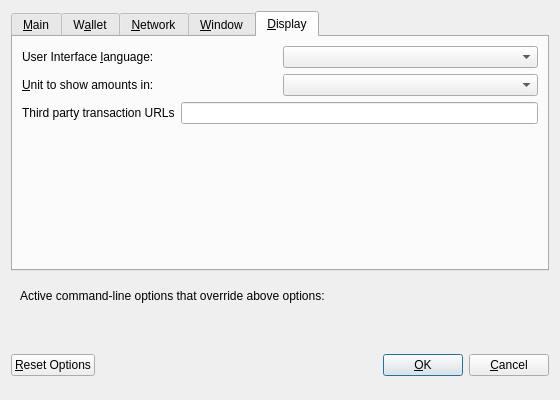
Old version of the form src/qt/forms/optionsdialog.ui in the repository MassGrid/MassGrid.
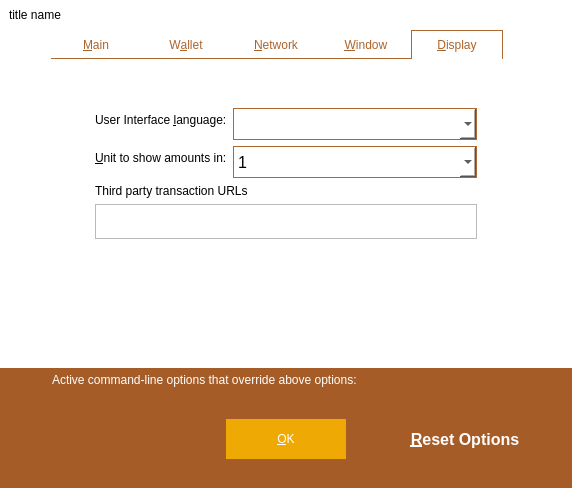
New version of the form. The open tabs and pages were chosen to show the change. Icons and pictures are not drawn. Custom widgets are drawn as their Qt base class.

Diff of the .ui file:
```diff
--- a/src/qt/forms/optionsdialog.ui
+++ b/src/qt/forms/optionsdialog.ui
@@ -6,19 +6,257 @@
    <rect>
     <x>0</x>
     <y>0</y>
-    <width>560</width>
-    <height>400</height>
+    <width>572</width>
+    <height>488</height>
    </rect>
   </property>
   <property name="windowTitle">
    <string>Options</string>
   </property>
+  <property name="styleSheet">
+   <string notr="true">QDialog{
+	background-color: rgb(255, 255, 255);
+}</string>
+  </property>
   <property name="modal">
    <bool>true</bool>
   </property>
-  <layout class="QVBoxLayout" name="verticalLayout">
+  <layout class="QVBoxLayout" name="verticalLayout_3">
+   <property name="spacing">
+    <number>0</number>
+   </property>
+   <property name="leftMargin">
+    <number>0</number>
+   </property>
+   <property name="topMargin">
+    <number>0</number>
+   </property>
+   <property name="rightMargin">
+    <number>0</number>
+   </property>
+   <property name="bottomMargin">
+    <number>0</number>
+   </property>
+   <item>
+    <layout class="QHBoxLayout" name="horizontalLayout">
+     <property name="leftMargin">
+      <number>9</number>
+     </property>
+     <item>
+      <widget class="QLabel" name="label_titleName">
+       <property name="text">
+        <string>title name</string>
+       </property>
+      </widget>
+     </item>
+     <item>
+      <spacer name="horizontalSpacer">
+       <property name="orientation">
+        <enum>Qt::Horizontal</enum>
+       </property>
+       <property name="sizeHint" stdset="0">
+        <size>
+         <width>40</width>
+         <height>20</height>
+        </size>
+       </property>
+      </spacer>
+     </item>
+     <item>
+      <widget class="QPushButton" name="cancelButton">
+       <property name="minimumSize">
+        <size>
+         <width>30</width>
+         <height>30</height>
+        </size>
+       </property>
+       <property name="maximumSize">
+        <size>
+         <width>30</width>
+         <height>30</height>
+        </size>
+       </property>
+       <property name="styleSheet">
+        <string notr="true">QPushButton#cancelButton{
+border:hidden;
+image: url(:/pic/res/pic/closeBtn.png);
+}
+</string>
+       </property>
+       <property name="text">
+        <string/>
+       </property>
+      </widget>
+     </item>
+    </layout>
+   </item>
+   <item>
+    <layout class="QHBoxLayout" name="horizontalLayout_2">
+     <property name="spacing">
+      <number>10</number>
+     </property>
+     <item>
+      <spacer name="horizontalSpacer_13">
+       <property name="orientation">
+        <enum>Qt::Horizontal</enum>
+       </property>
+       <property name="sizeHint" stdset="0">
+        <size>
+         <width>40</width>
+         <height>20</height>
+        </size>
+       </property>
+      </spacer>
+     </item>
    <item>
     <widget class="QTabWidget" name="tabWidget">
+       <property name="minimumSize">
+        <size>
+         <width>0</width>
+         <height>0</height>
+        </size>
+       </property>
+       <property name="maximumSize">
+        <size>
+         <width>16777215</width>
+         <height>16777215</height>
+        </size>
+       </property>
+       <property name="styleSheet">
+        <string notr="true">QTabBar::tab
+{
+color: rgb(172, 99, 43);
+border-bottom:1px solid rgb(174,103,46);
+border-left:0px solid rgb(174,103,46);
+border-right:0px solid rgb(174,103,46);
+border-top:0px solid rgb(174,103,46);
+    min-width: 90px;
+    min-height: 28px;
+}
+
+
+QTabBar::tab:selected, QTabBar::tab:hover
+{
+border-left:1px solid rgb(174,103,46);
+border-right:1px solid rgb(174,103,46);
+border-top:1px solid rgb(174,103,46);
+border-bottom:0px solid rgb(174,103,46);
+}
+
+
+QTabBar::tab:selected
+{
+border-left:1px solid rgb(174,103,46);
+border-right:1px solid rgb(174,103,46);
+border-top:1px solid rgb(174,103,46);
+border-bottom:0px solid rgb(174,103,46);
+}
+
+QTabBar::tab:!selected
+{
+color: rgb(172, 99, 43);
+border-bottom:1px solid rgb(174,103,46);
+border-left:0px solid rgb(174,103,46);
+border-right:0px solid rgb(174,103,46);
+border-top:0px solid rgb(174,103,46);
+}
+
+QTabWidget::pane{
+	border:none;
+}
+
+QFrame{
+border:hidden;
+}
+QLineEdit{
+	border-color: rgb(186, 186, 186);
+	border:1px solid rgb(186, 186, 186);
+}
+
+
+QCheckBox{  
+    spacing: 5px;  
+}  
+  
+QCheckBox::indicator{  
+	width:20px;
+	height:20px; 
+}  
+  
+QCheckBox::indicator:unchecked{  
+	border-image: url(:/pic/res/pic/kPic.png);
+}  
+  
+QCheckBox::indicator:checked{  
+	border-image: url(:/pic/res/pic/selectPic.png);
+}  
+  
+QCheckBox::indicator:checked:disabled{  
+    image:url(:/CheckBox/res/checkedDisabled.png);  
+}  
+
+
+QSpinBox{
+ height:30px;
+ width:30px;
+	background-color: rgba(255, 255, 255, 0);
+	border:hidden;
+}
+QSpinBox::up-button
+{
+	background-color: rgba(255, 255, 255, 0);
+}
+QSpinBox::down-button{
+	background-color: rgba(255, 255, 255, 0);
+}
+
+QFrame#frame_9,QFrame#frame_10{
+	border-color: rgb(186, 186, 186);
+	border:1px solid rgb(186, 186, 186);
+}
+
+QComboBox
+{
+width: 120px;  
+height: 600px;
+border:1px solid rgb(174,103,46);
+font-size: 12pt;
+font-family: 微软雅黑,宋体;
+background-repeat: no-repeat;
+background-position: center left;
+background-color: rgb(255, 255, 255);
+color: rgb(0, 0, 0);
+selection-color: black;
+selection-background-color: darkgray;
+}
+
+QComboBox::drop-down 
+{
+width: 30px; 
+height:30px;
+image: url(:/pic/res/pic/xjt.png);
+}
+QComboBox QAbstractItemView
+{
+height:100px;
+border: 0px;  
+color: rgb(255, 255, 255);
+selection-color: rgb(255, 255, 255);
+selection-background-color: rgb(239, 169, 4);
+background-color: rgb(198, 125, 26);
+}
+QComboBox QAbstractItemView::item
+{
+height: 20px;
+background-color: rgb(198, 125, 26);
+border:hidden;
+color: rgb(255, 255, 255);
+}
+
+
+
+</string>
+       </property>
      <property name="currentIndex">
       <number>0</number>
      </property>
@@ -356,10 +594,38 @@
       <attribute name="title">
        <string>&amp;Display</string>
       </attribute>
-      <layout class="QVBoxLayout" name="verticalLayout_Display">
+        <layout class="QGridLayout" name="gridLayout_5">
+         <item row="0" column="1">
+          <spacer name="verticalSpacer_14">
+           <property name="orientation">
+            <enum>Qt::Vertical</enum>
+           </property>
+           <property name="sizeHint" stdset="0">
+            <size>
+             <width>20</width>
+             <height>22</height>
+            </size>
+           </property>
+          </spacer>
+         </item>
+         <item row="1" column="1" rowspan="2">
+          <widget class="QFrame" name="frame_8">
+           <property name="minimumSize">
+            <size>
+             <width>400</width>
+             <height>220</height>
+            </size>
+           </property>
+           <property name="frameShape">
+            <enum>QFrame::StyledPanel</enum>
+           </property>
+           <property name="frameShadow">
+            <enum>QFrame::Raised</enum>
+           </property>
+           <layout class="QVBoxLayout" name="verticalLayout_6">
        <item>
-        <layout class="QHBoxLayout" name="horizontalLayout_1_Display">
-         <item>
+             <layout class="QFormLayout" name="formLayout_2">
+              <item row="0" column="0">
           <widget class="QLabel" name="langLabel">
            <property name="text">
             <string>User Interface &amp;language:</string>
@@ -372,18 +638,67 @@
            </property>
           </widget>
          </item>
-         <item>
+              <item row="0" column="1">
           <widget class="QValueComboBox" name="lang">
+                <property name="minimumSize">
+                 <size>
+                  <width>0</width>
+                  <height>32</height>
+                 </size>
+                </property>
+                <property name="maximumSize">
+                 <size>
+                  <width>16777215</width>
+                  <height>32</height>
+                 </size>
+                </property>
            <property name="toolTip">
             <string>The user interface language can be set here. This setting will take effect after restarting MassGrid.</string>
            </property>
-          </widget>
-         </item>
-        </layout>
-       </item>
-       <item>
-        <layout class="QHBoxLayout" name="horizontalLayout_2_Display">
-         <item>
+                <property name="styleSheet">
+                 <string notr="true">QComboBox
+{
+width: 120px;  
+height: 600px;
+border:1px solid rgb(174,103,46);
+font-size: 12pt;
+font-family: 微软雅黑,宋体;
+background-repeat: no-repeat;
+background-position: center left;
+background-color: rgb(255, 255, 255);
+color: rgb(0, 0, 0);
+selection-color: black;
+selection-background-color: darkgray;
+}
+
+QComboBox::drop-down 
+{
+width: 30px; 
+height:30px;
+image: url(:/pic/res/pic/xjt.png);
+}
+QComboBox QAbstractItemView
+{
+height:100px;
+border: 0px;  
+color: rgb(255, 255, 255);
+selection-color: rgb(255, 255, 255);
+selection-background-color: rgb(239, 169, 4);
+background-color: rgb(198, 125, 26);
+}
+QComboBox QAbstractItemView::item
+{
+height: 20px;
+background-color: rgb(198, 125, 26);
+border:hidden;
+color: rgb(255, 255, 255);
+}
+
+</string>
+                </property>
+               </widget>
+              </item>
+              <item row="1" column="0">
           <widget class="QLabel" name="unitLabel">
            <property name="text">
             <string>&amp;Unit to show amounts in:</string>
@@ -396,17 +711,79 @@
            </property>
           </widget>
          </item>
-         <item>
+              <item row="1" column="1">
           <widget class="QValueComboBox" name="unit">
+                <property name="maximumSize">
+                 <size>
+                  <width>16777215</width>
+                  <height>32</height>
+                 </size>
+                </property>
            <property name="toolTip">
             <string>Choose the default subdivision unit to show in the interface and when sending coins.</string>
            </property>
+                <property name="styleSheet">
+                 <string notr="true">QComboBox
+{
+width: 120px;  
+height: 600px;
+border:1px solid rgb(174,103,46);
+font-size: 12pt;
+font-family: 微软雅黑,宋体;
+background-repeat: no-repeat;
+background-position: center left;
+background-color: rgb(255, 255, 255);
+color: rgb(0, 0, 0);
+selection-color: black;
+selection-background-color: darkgray;
+}
+
+QComboBox::drop-down 
+{
+width: 30px; 
+height:30px;
+image: url(:/pic/res/pic/xjt.png);
+}
+QComboBox QAbstractItemView
+{
+height:100px;
+border: 0px;  
+color: rgb(255, 255, 255);
+selection-color: rgb(255, 255, 255);
+selection-background-color: rgb(239, 169, 4);
+background-color: rgb(198, 125, 26);
+}
+QComboBox QAbstractItemView::item
+{
+height: 30px;
+background-color: rgb(198, 125, 26);
+border:hidden;
+color: rgb(255, 255, 255);
+}
+
+</string>
+                </property>
+                <item>
+                 <property name="text">
+                  <string>1</string>
+                 </property>
+                </item>
+                <item>
+                 <property name="text">
+                  <string>2</string>
+                 </property>
+                </item>
+                <item>
+                 <property name="text">
+                  <string>3</string>
+                 </property>
+                </item>
           </widget>
          </item>
         </layout>
        </item>
        <item>
-        <layout class="QHBoxLayout" name="horizontalLayout_3_Display">
+             <layout class="QVBoxLayout" name="verticalLayout_4">
          <item>
           <widget class="QLabel" name="thirdPartyTxUrlsLabel">
            <property name="toolTip">
@@ -422,6 +799,12 @@
          </item>
          <item>
           <widget class="QLineEdit" name="thirdPartyTxUrls">
+                <property name="minimumSize">
+                 <size>
+                  <width>0</width>
+                  <height>35</height>
+                 </size>
+                </property>
            <property name="toolTip">
             <string>Third party URLs (e.g. a block explorer) that appear in the transactions tab as context menu items. %s in the URL is replaced by transaction hash. Multiple URLs are separated by vertical bar |.</string>
            </property>
@@ -430,27 +813,147 @@
         </layout>
        </item>
        <item>
-        <spacer name="verticalSpacer_Display">
+             <spacer name="verticalSpacer_16">
          <property name="orientation">
           <enum>Qt::Vertical</enum>
          </property>
          <property name="sizeHint" stdset="0">
           <size>
            <width>20</width>
-           <height>40</height>
+                <height>80</height>
           </size>
          </property>
         </spacer>
        </item>
       </layout>
      </widget>
-    </widget>
-   </item>
+         </item>
+         <item row="1" column="2">
+          <spacer name="horizontalSpacer_11">
+           <property name="orientation">
+            <enum>Qt::Horizontal</enum>
+           </property>
+           <property name="sizeHint" stdset="0">
+            <size>
+             <width>24</width>
+             <height>20</height>
+            </size>
+           </property>
+          </spacer>
+         </item>
+         <item row="2" column="0">
+          <spacer name="horizontalSpacer_12">
+           <property name="orientation">
+            <enum>Qt::Horizontal</enum>
+           </property>
+           <property name="sizeHint" stdset="0">
+            <size>
+             <width>24</width>
+             <height>20</height>
+            </size>
+           </property>
+          </spacer>
+         </item>
+         <item row="3" column="1">
+          <spacer name="verticalSpacer_15">
+           <property name="orientation">
+            <enum>Qt::Vertical</enum>
+           </property>
+           <property name="sizeHint" stdset="0">
+            <size>
+             <width>20</width>
+             <height>23</height>
+            </size>
+           </property>
+          </spacer>
+         </item>
+        </layout>
+       </widget>
+      </widget>
+     </item>
+     <item>
+      <spacer name="horizontalSpacer_14">
+       <property name="orientation">
+        <enum>Qt::Horizontal</enum>
+       </property>
+       <property name="sizeHint" stdset="0">
+        <size>
+         <width>40</width>
+         <height>20</height>
+        </size>
+       </property>
+      </spacer>
+     </item>
+    </layout>
+   </item>
+   <item>
+    <widget class="QFrame" name="frame_2">
+     <property name="minimumSize">
+      <size>
+       <width>0</width>
+       <height>120</height>
+      </size>
+     </property>
+     <property name="maximumSize">
+      <size>
+       <width>16777215</width>
+       <height>120</height>
+      </size>
+     </property>
+     <property name="styleSheet">
+      <string notr="true">QFrame{
+border:hidden;
+background-color: rgb(165, 92, 39);
+}
+QLabel{
+	color: rgb(255, 255, 255);
+}</string>
+     </property>
+     <property name="frameShape">
+      <enum>QFrame::StyledPanel</enum>
+     </property>
+     <property name="frameShadow">
+      <enum>QFrame::Raised</enum>
+     </property>
+     <layout class="QVBoxLayout" name="verticalLayout">
+      <property name="spacing">
+       <number>2</number>
+      </property>
+      <property name="leftMargin">
+       <number>2</number>
+      </property>
+      <property name="topMargin">
+       <number>2</number>
+      </property>
+      <property name="rightMargin">
+       <number>2</number>
+      </property>
+      <property name="bottomMargin">
+       <number>2</number>
+      </property>
    <item>
     <widget class="QFrame" name="frame">
      <layout class="QVBoxLayout" name="verticalLayout_Bottom">
+         <property name="spacing">
+          <number>2</number>
+         </property>
+         <property name="leftMargin">
+          <number>0</number>
+         </property>
+         <property name="topMargin">
+          <number>0</number>
+         </property>
+         <property name="rightMargin">
+          <number>0</number>
+         </property>
+         <property name="bottomMargin">
+          <number>0</number>
+         </property>
       <item>
        <layout class="QHBoxLayout" name="horizontalLayout_Bottom">
+           <property name="leftMargin">
+            <number>50</number>
+           </property>
         <item>
          <widget class="QLabel" name="overriddenByCommandLineInfoLabel">
           <property name="text">
@@ -477,6 +980,20 @@
        </layout>
       </item>
       <item>
+          <layout class="QHBoxLayout" name="horizontalLayout_5">
+           <property name="leftMargin">
+            <number>50</number>
+           </property>
+           <property name="topMargin">
+            <number>0</number>
+           </property>
+           <property name="rightMargin">
+            <number>0</number>
+           </property>
+           <property name="bottomMargin">
+            <number>0</number>
+           </property>
+           <item>
        <widget class="QLabel" name="overriddenByCommandLineLabel">
         <property name="text">
          <string/>
@@ -489,21 +1006,42 @@
         </property>
        </widget>
       </item>
+           <item>
+            <spacer name="horizontalSpacer_15">
+             <property name="orientation">
+              <enum>Qt::Horizontal</enum>
+             </property>
+             <property name="sizeHint" stdset="0">
+              <size>
+               <width>40</width>
+               <height>20</height>
+              </size>
+             </property>
+            </spacer>
+           </item>
+          </layout>
+         </item>
      </layout>
     </widget>
    </item>
    <item>
     <layout class="QHBoxLayout" name="horizontalLayout_Buttons">
+        <property name="leftMargin">
+         <number>20</number>
+        </property>
+        <property name="rightMargin">
+         <number>20</number>
+        </property>
      <item>
-      <widget class="QPushButton" name="resetButton">
-       <property name="toolTip">
-        <string>Reset all client options to default.</string>
+         <widget class="QLabel" name="label">
+          <property name="minimumSize">
+           <size>
+            <width>160</width>
+            <height>0</height>
+           </size>
        </property>
        <property name="text">
-        <string>&amp;Reset Options</string>
-       </property>
-       <property name="autoDefault">
-        <bool>false</bool>
+           <string/>
        </property>
       </widget>
      </item>
@@ -520,46 +1058,21 @@
        </property>
       </spacer>
      </item>
-     <item>
-      <widget class="QLabel" name="statusLabel">
-       <property name="minimumSize">
-        <size>
-         <width>200</width>
-         <height>0</height>
-        </size>
-       </property>
-       <property name="font">
-        <font>
-         <weight>75</weight>
-         <bold>true</bold>
-        </font>
-       </property>
-       <property name="text">
-        <string/>
-       </property>
-       <property name="textFormat">
-        <enum>Qt::PlainText</enum>
-       </property>
-       <property name="wordWrap">
-        <bool>true</bool>
-       </property>
-      </widget>
-     </item>
-     <item>
-      <spacer name="horizontalSpacer_2">
-       <property name="orientation">
-        <enum>Qt::Horizontal</enum>
-       </property>
-       <property name="sizeHint" stdset="0">
-        <size>
-         <width>40</width>
-         <height>48</height>
-        </size>
-       </property>
-      </spacer>
-     </item>
      <item>
       <widget class="QPushButton" name="okButton">
+          <property name="minimumSize">
+           <size>
+            <width>120</width>
+            <height>40</height>
+           </size>
+          </property>
+          <property name="styleSheet">
+           <string notr="true">QPushButton{
+	background-color: rgb(239, 169, 4);
+	color: rgb(255, 255, 255);
+	border:hidden;
+}</string>
+          </property>
        <property name="text">
         <string>&amp;OK</string>
        </property>
@@ -572,16 +1085,163 @@
       </widget>
      </item>
      <item>
-      <widget class="QPushButton" name="cancelButton">
+         <spacer name="horizontalSpacer_2">
+          <property name="orientation">
+           <enum>Qt::Horizontal</enum>
+          </property>
+          <property name="sizeHint" stdset="0">
+           <size>
+            <width>40</width>
+            <height>48</height>
+           </size>
+          </property>
+         </spacer>
+        </item>
+        <item>
+         <widget class="QFrame" name="frame_6">
+          <property name="minimumSize">
+           <size>
+            <width>160</width>
+            <height>50</height>
+           </size>
+          </property>
+          <property name="maximumSize">
+           <size>
+            <width>120</width>
+            <height>50</height>
+           </size>
+          </property>
+          <property name="styleSheet">
+           <string notr="true">border:hidden;</string>
+          </property>
+          <property name="frameShape">
+           <enum>QFrame::StyledPanel</enum>
+          </property>
+          <property name="frameShadow">
+           <enum>QFrame::Raised</enum>
+          </property>
+          <layout class="QHBoxLayout" name="horizontalLayout_7">
+           <property name="spacing">
+            <number>0</number>
+           </property>
+           <property name="leftMargin">
+            <number>0</number>
+           </property>
+           <property name="topMargin">
+            <number>0</number>
+           </property>
+           <property name="rightMargin">
+            <number>0</number>
+           </property>
+           <property name="bottomMargin">
+            <number>0</number>
+           </property>
+           <item>
+            <widget class="QPushButton" name="resetButton">
+             <property name="sizePolicy">
+              <sizepolicy hsizetype="Minimum" vsizetype="Minimum">
+               <horstretch>0</horstretch>
+               <verstretch>0</verstretch>
+              </sizepolicy>
+             </property>
+             <property name="minimumSize">
+              <size>
+               <width>150</width>
+               <height>0</height>
+              </size>
+             </property>
+             <property name="font">
+              <font>
+               <pointsize>12</pointsize>
+               <weight>75</weight>
+               <bold>true</bold>
+              </font>
+             </property>
+             <property name="styleSheet">
+              <string notr="true">border:hidden;
+color: rgb(255, 255, 255);</string>
+             </property>
        <property name="text">
-        <string>&amp;Cancel</string>
-       </property>
-       <property name="autoDefault">
-        <bool>false</bool>
-       </property>
+              <string>&amp;Reset Options</string>
+             </property>
+            </widget>
+           </item>
+           <item>
+            <widget class="QLabel" name="label_8">
+             <property name="minimumSize">
+              <size>
+               <width>10</width>
+               <height>20</height>
+              </size>
+             </property>
+             <property name="maximumSize">
+              <size>
+               <width>10</width>
+               <height>20</height>
+              </size>
+             </property>
+             <property name="styleSheet">
+              <string notr="true">border-image: url(:/pic/res/pic/moreSelect.png);</string>
+             </property>
+             <property name="text">
+              <string/>
+             </property>
       </widget>
      </item>
     </layout>
+         </widget>
+        </item>
+       </layout>
+      </item>
+      <item>
+       <layout class="QHBoxLayout" name="horizontalLayout_6">
+        <property name="spacing">
+         <number>0</number>
+        </property>
+        <property name="leftMargin">
+         <number>50</number>
+        </property>
+        <property name="topMargin">
+         <number>0</number>
+        </property>
+        <property name="rightMargin">
+         <number>0</number>
+        </property>
+        <property name="bottomMargin">
+         <number>0</number>
+        </property>
+        <item>
+         <widget class="QLabel" name="statusLabel">
+          <property name="minimumSize">
+           <size>
+            <width>100</width>
+            <height>0</height>
+           </size>
+          </property>
+          <property name="font">
+           <font>
+            <weight>75</weight>
+            <bold>true</bold>
+           </font>
+          </property>
+          <property name="styleSheet">
+           <string notr="true">color: rgb(255, 255, 255);</string>
+          </property>
+          <property name="text">
+           <string/>
+          </property>
+          <property name="textFormat">
+           <enum>Qt::PlainText</enum>
+          </property>
+          <property name="wordWrap">
+           <bool>true</bool>
+          </property>
+         </widget>
+        </item>
+       </layout>
+      </item>
+     </layout>
+    </widget>
    </item>
   </layout>
  </widget>
```
Left out of the diff: 417 changed lines with no effect on the pictures. Lines whose indentation alone changed are shown as unchanged.
